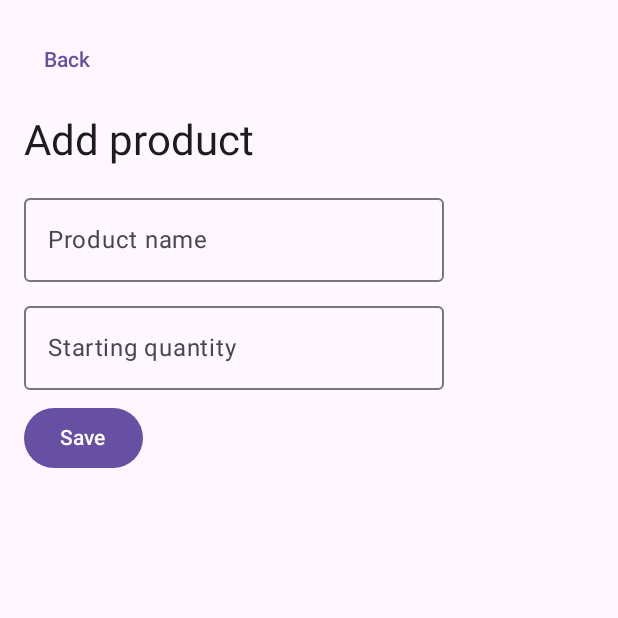
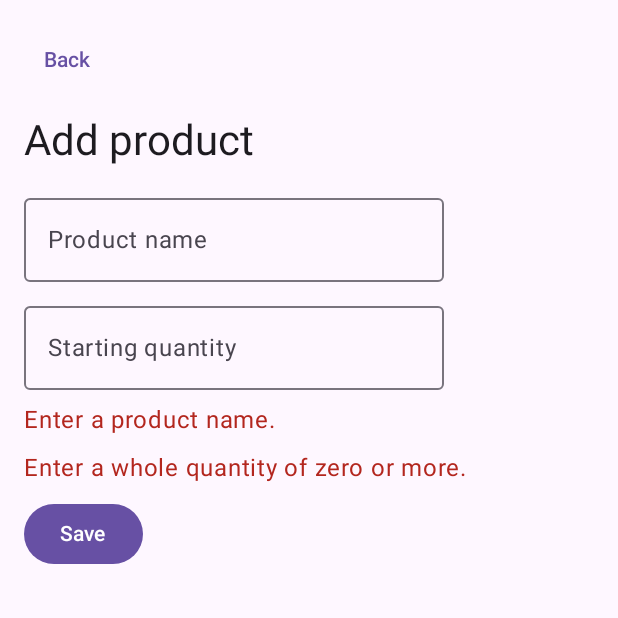
Before and after one commit to asadbek1zbasar/androidproject-, an Android app built with Jetpack Compose: the AddProductScreen screen opened through its navigation route, after a tap on "Save", on a phone screen of 412 x 824 dp, the top half of it. Run offline under Robolectric (Android 15) with nearby library versions, the phone set to English and light mode, and no system bars.

Commit message:
Show helpful validation messages on the product form

```diff
--- a/app/src/main/java/com/example/andproject/AddProductScreen.kt
+++ b/app/src/main/java/com/example/andproject/AddProductScreen.kt
@@ -18,6 +18,8 @@ fun AddProductScreen(
 ) {
     var name by rememberSaveable { mutableStateOf("") }
     var quantity by rememberSaveable { mutableStateOf("") }
+    var attempted by rememberSaveable { mutableStateOf(false) }
+    val parsedQuantity = quantity.toIntOrNull()
 
     StockPage("Add product", onBack) {
         Column(
@@ -43,8 +45,22 @@ fun AddProductScreen(
                 singleLine = true
             )
 
+            if (attempted && name.isBlank()) {
+                Text("Enter a product name.", color = MaterialTheme.colorScheme.error)
+            }
+
+            if (attempted && (parsedQuantity == null || parsedQuantity < 0)) {
+                Text(
+                    "Enter a whole quantity of zero or more.",
+                    color = MaterialTheme.colorScheme.error
+                )
+            }
+
             Button(onClick = {
-                quantity.toIntOrNull()?.let { onSave(name, it) }
+                attempted = true
+                if (name.isNotBlank() && parsedQuantity != null && parsedQuantity >= 0) {
+                    onSave(name.trim(), parsedQuantity)
+                }
             }) {
                 Text("Save")
             }
```
